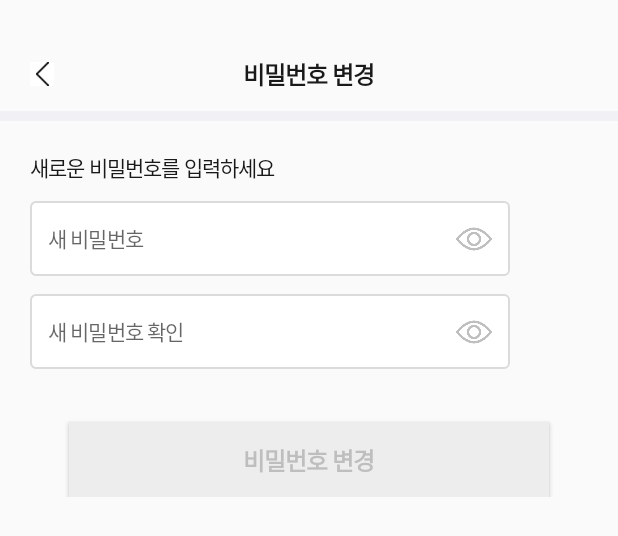
After one commit to soochan8/RealCapston, an Android app: the layout changepassword.xml on its own in the app's theme, with its tools: preview values and no code run, on a phone screen of 412 x 824 dp. The commit adds this screen. Shown: the top 536 px of the screen. Run offline under Robolectric (Android 15) with nearby library versions, the phone set to English and light mode, and no system bars.

Commit message:
changepassword xml 추가

```diff
--- a/app/src/main/AndroidManifest.xml
+++ b/app/src/main/AndroidManifest.xml
@@ -12,7 +12,7 @@
         android:supportsRtl="true"
         android:theme="@style/Theme.Moasseo">
         <activity
-            android:name=".Loading"
+            android:name=".ChangePassword"
             android:exported="true">
             <intent-filter>
                 <action android:name="android.intent.action.MAIN" />
@@ -40,6 +40,7 @@
         <activity android:name=".MainMypagePoint"/>
         <activity android:name=".MainMypagePoint1"/>
         <activity android:name=".MainAlarm"/>
+        <!--<activity android:name=".ChangePassword"/>-->
     </application>
 
 </manifest>
--- /dev/null
+++ b/app/src/main/java/com/moasseo/ChangePassword.java
@@ -0,0 +1,14 @@
+package com.moasseo;
+
+import android.app.Activity;
+import android.os.Bundle;
+
+import androidx.annotation.Nullable;
+
+public class ChangePassword extends Activity {
+    @Override
+    protected void onCreate(@Nullable Bundle savedInstanceState) {
+        super.onCreate(savedInstanceState);
+        setContentView(R.layout.changepassword);
+    }
+}
--- /dev/null
+++ b/app/src/main/res/layout/changepassword.xml
@@ -0,0 +1,158 @@
+<?xml version="1.0" encoding="utf-8"?>
+<androidx.constraintlayout.widget.ConstraintLayout xmlns:android="http://schemas.android.com/apk/res/android"
+    xmlns:app="http://schemas.android.com/apk/res-auto"
+    xmlns:tools="http://schemas.android.com/tools"
+    android:layout_width="match_parent"
+    android:layout_height="match_parent">
+
+    <androidx.constraintlayout.widget.ConstraintLayout
+        android:id="@+id/constraintLayout30"
+        android:layout_width="match_parent"
+        android:layout_height="50dp"
+        android:layout_marginTop="24dp"
+        app:layout_constraintStart_toStartOf="parent"
+        app:layout_constraintTop_toTopOf="parent">
+
+        <ImageButton
+            android:id="@+id/BackButton"
+            android:layout_width="16dp"
+            android:layout_height="16dp"
+            android:layout_marginStart="20dp"
+            android:background="@android:color/white"
+            android:scaleType="centerInside"
+            app:layout_constraintBottom_toBottomOf="parent"
+            app:layout_constraintStart_toStartOf="parent"
+            app:layout_constraintTop_toTopOf="parent"
+            app:srcCompat="@drawable/back"
+             />
+
+        <TextView
+            android:id="@+id/textView108"
+            android:layout_width="wrap_content"
+            android:layout_height="wrap_content"
+            android:layout_marginTop="13dp"
+            android:gravity="center_horizontal"
+            android:letterSpacing="-0.04"
+            android:text="비밀번호 변경"
+
+            android:textColor="#191919"
+            android:textSize="16sp"
+            android:textStyle="bold"
+            app:layout_constraintEnd_toEndOf="parent"
+            app:layout_constraintStart_toStartOf="parent"
+            app:layout_constraintTop_toTopOf="parent" />
+    </androidx.constraintlayout.widget.ConstraintLayout>
+
+    <View
+        android:id="@+id/view23"
+        android:layout_width="wrap_content"
+        android:layout_height="6.7dp"
+        android:background="#f1f1f5"
+        app:layout_constraintStart_toStartOf="parent"
+        app:layout_constraintTop_toBottomOf="@+id/constraintLayout30" />
+
+    <ScrollView
+        android:layout_width="match_parent"
+        android:layout_height="0dp"
+        app:layout_constraintBottom_toBottomOf="parent"
+        app:layout_constraintEnd_toEndOf="parent"
+        app:layout_constraintHorizontal_bias="0.0"
+        app:layout_constraintStart_toStartOf="parent"
+        app:layout_constraintTop_toBottomOf="@+id/view23"
+        app:layout_constraintVertical_bias="0.0">
+
+        <androidx.constraintlayout.widget.ConstraintLayout
+            android:layout_width="match_parent"
+            android:layout_height="wrap_content">
+
+            <EditText
+                android:id="@+id/editTextTextPersonName8"
+                android:layout_width="320dp"
+                android:layout_height="50dp"
+                android:layout_marginStart="20dp"
+                android:layout_marginTop="12dp"
+                android:background="@drawable/login1editshape"
+                android:ems="10"
+                android:hint="새 비밀번호"
+                android:inputType="textPassword"
+                android:letterSpacing="-0.04"
+                android:paddingLeft="12dp"
+                android:textColor="#767676"
+                android:textSize="14sp"
+                android:textStyle="normal"
+                app:layout_constraintStart_toStartOf="parent"
+                app:layout_constraintTop_toBottomOf="@+id/textView109" />
+
+            <ImageView
+                android:id="@+id/imageView4"
+                android:layout_width="24dp"
+                android:layout_height="24dp"
+                android:layout_marginStart="304dp"
+                app:layout_constraintBottom_toBottomOf="@+id/editTextTextPersonName8"
+                app:layout_constraintStart_toStartOf="parent"
+                app:layout_constraintTop_toTopOf="@+id/editTextTextPersonName8"
+                app:srcCompat="@drawable/eyes_off" />
+
+            <TextView
+                android:id="@+id/textView109"
+                android:layout_width="wrap_content"
+                android:layout_height="wrap_content"
+                android:layout_marginStart="20dp"
+                android:layout_marginTop="20dp"
+                android:letterSpacing="-0.04"
+                android:text="새로운 비밀번호를 입력하세요"
+                android:textColor="#191919"
+                android:textSize="14sp"
+                android:textStyle="normal"
+                app:layout_constraintStart_toStartOf="parent"
+                app:layout_constraintTop_toTopOf="parent" />
+
+            <EditText
+                android:id="@+id/editTextTextPersonName9"
+                android:layout_width="320dp"
+                android:layout_height="50dp"
+                android:layout_marginStart="20dp"
+                android:layout_marginTop="12dp"
+                android:background="@drawable/login1editshape"
+                android:ems="10"
+                android:hint="새 비밀번호 확인"
+                android:inputType="textPassword"
+                android:letterSpacing="-0.04"
+                android:paddingLeft="12dp"
+                android:textColor="#767676"
+                android:textSize="14sp"
+                android:textStyle="normal"
+                app:layout_constraintStart_toStartOf="parent"
+                app:layout_constraintTop_toBottomOf="@+id/editTextTextPersonName8" />
+
+            <ImageView
+                android:id="@+id/imageView5"
+                android:layout_width="24dp"
+                android:layout_height="24dp"
+                android:layout_marginStart="304dp"
+                app:layout_constraintBottom_toBottomOf="@+id/editTextTextPersonName9"
+                app:layout_constraintStart_toStartOf="parent"
+                app:layout_constraintTop_toTopOf="@+id/editTextTextPersonName9"
+                app:srcCompat="@drawable/eyes_off" />
+
+            <Button
+                android:id="@+id/button8"
+                android:layout_width="320dp"
+                android:layout_height="50dp"
+                android:layout_marginTop="35dp"
+                android:background="@drawable/nextgraybutton"
+                android:gravity="center_horizontal"
+                android:letterSpacing="-0.04"
+                android:paddingTop="13dp"
+                android:text="비밀번호 변경"
+                android:textColor="#bebebe"
+                android:textSize="16sp"
+                android:textStyle="bold"
+                app:layout_constraintEnd_toEndOf="parent"
+                app:layout_constraintStart_toStartOf="parent"
+                app:layout_constraintTop_toBottomOf="@+id/editTextTextPersonName9" />
+
+        </androidx.constraintlayout.widget.ConstraintLayout>
+    </ScrollView>
+
+</androidx.constraintlayout.widget.ConstraintLayout>
--- a/app/src/main/res/layout/joinlogin1.xml
+++ b/app/src/main/res/layout/joinlogin1.xml
@@ -142,7 +142,7 @@
                 android:layout_width="320dp"
                 android:layout_height="50dp"
                 android:layout_marginStart="20dp"
-                android:layout_marginTop="4dp"
+                android:layout_marginTop="12dp"
                 android:background="@drawable/login1editshape"
                 android:ems="10"
                 android:hint="숫자, 영문, 특수문자 조합 최소 8자"
```
